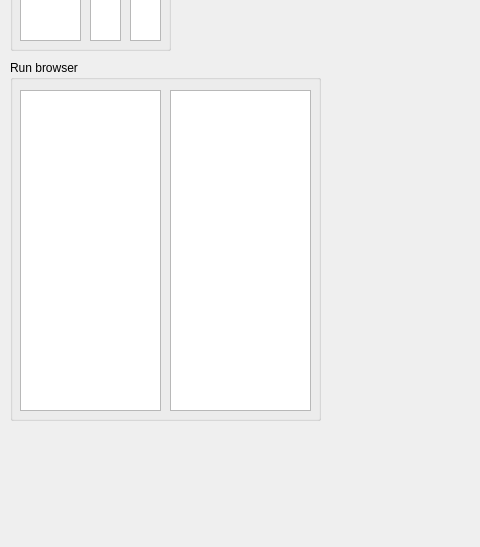
This is gui/main.ui in adareau/HAL as Qt 5 draws it before an edit; both pictures show x 0 to 480 and y 250 to 797 of the 1348 by 797 pixel window. The edited form follows.
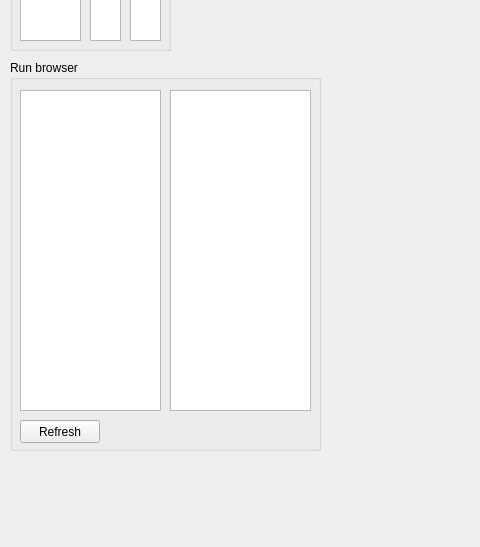
This is the edited form.

The edit to the form file:
```diff
--- a/gui/main.ui
+++ b/gui/main.ui
@@ -86,7 +86,7 @@
       <x>10</x>
       <y>310</y>
       <width>311</width>
-      <height>361</height>
+      <height>391</height>
      </rect>
     </property>
     <property name="title">
@@ -112,6 +112,19 @@
       </rect>
      </property>
     </widget>
+    <widget class="QPushButton" name="refreshRunListButton">
+     <property name="geometry">
+      <rect>
+       <x>10</x>
+       <y>360</y>
+       <width>80</width>
+       <height>23</height>
+      </rect>
+     </property>
+     <property name="text">
+      <string>Refresh</string>
+     </property>
+    </widget>
    </widget>
   </widget>
   <widget class="QMenuBar" name="menubar">
```
